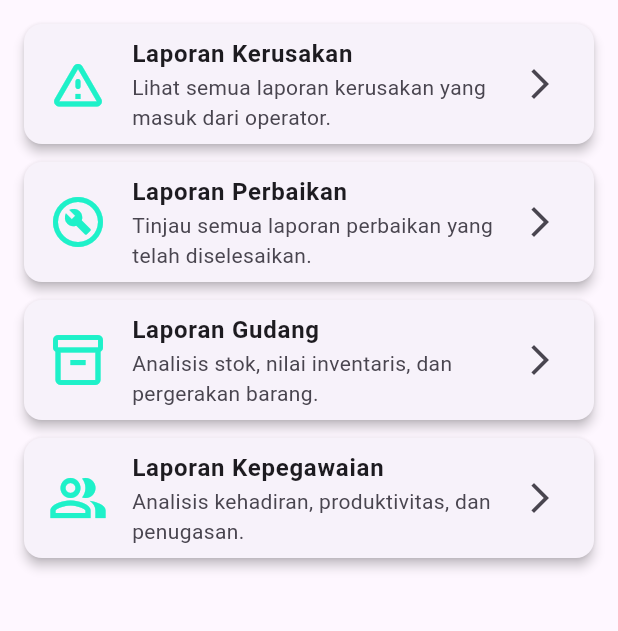
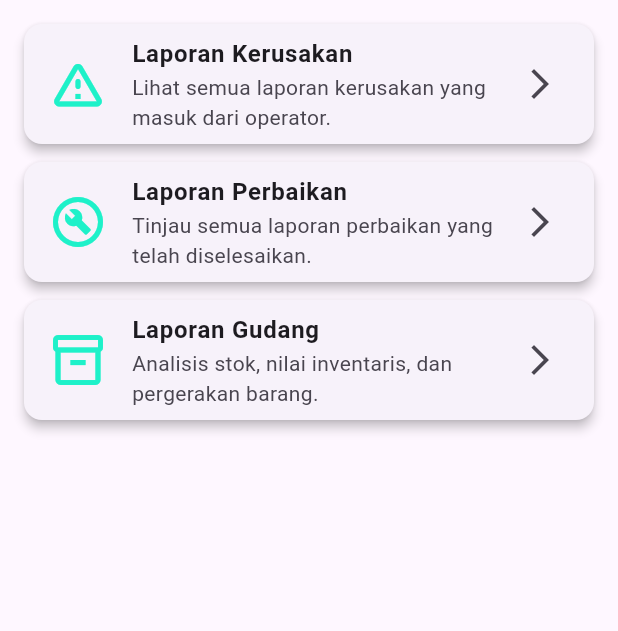
Before and after one commit to Alex16oz/aplikasiflutter1, a Flutter app: the ReportsHubPage screen opened by its route, on a phone screen of 412 x 824 dp, the part 84-715 px from its top. Run offline on Flutter 3.47's test engine with Material 3 defaults, Android fonts, the phone set to English and light mode, and no system bars; our stand-ins replace image_picker, supabase_flutter; accounts and stored records are empty; network calls fail.

Commit message:
vb25 close

```diff
--- a/lib/pages/reports_hub_page.dart
+++ b/lib/pages/reports_hub_page.dart
@@ -13,6 +13,12 @@ class ReportsHubPage extends StatelessWidget {
   @override
   Widget build(BuildContext context) {
     final userArgs = ModalRoute.of(context)?.settings.arguments;
+
+    // Tambahkan baris ini untuk mendapatkan role pengguna
+    String userRole = '';
+    if (userArgs is Map<String, dynamic>) {
+      userRole = userArgs['role'] ?? '';
+    }
 
     return Scaffold(
       appBar: AppBar(
@@ -55,6 +61,8 @@ class ReportsHubPage extends StatelessWidget {
               );
             },
           ),
+          // Tambahkan kondisi 'if' di sini untuk menampilkan kartu hanya untuk Admin
+          if (userRole == 'Admin')
             _buildReportCard(
               context,
               title: 'Laporan Kepegawaian',
--- a/lib/widgets/app_drawer.dart
+++ b/lib/widgets/app_drawer.dart
@@ -109,12 +109,17 @@ class AppDrawer extends StatelessWidget {
             selected: currentRouteName == UserProfilePage.routeName,
             onTap: () => _navigateToPage(context, UserProfilePage.routeName, replace: true, arguments: user),
           ),
+
+          // Tambahkan kondisi 'if' di sini untuk menyembunyikan Absensi dari Admin
+          if (userRole != 'Admin') ...[
             ListTile(
               leading: const Icon(Icons.check_circle_outline),
               title: const Text('Absensi'),
               selected: currentRouteName == AttendancePage.routeName,
               onTap: () => _navigateToPage(context, AttendancePage.routeName, replace: true, arguments: user),
             ),
+          ],
+
           if (userRole == 'Admin') ...[
             ListTile(
               leading: const Icon(Icons.manage_accounts_outlined),
```
Lines whose indentation alone changed are shown as unchanged.
